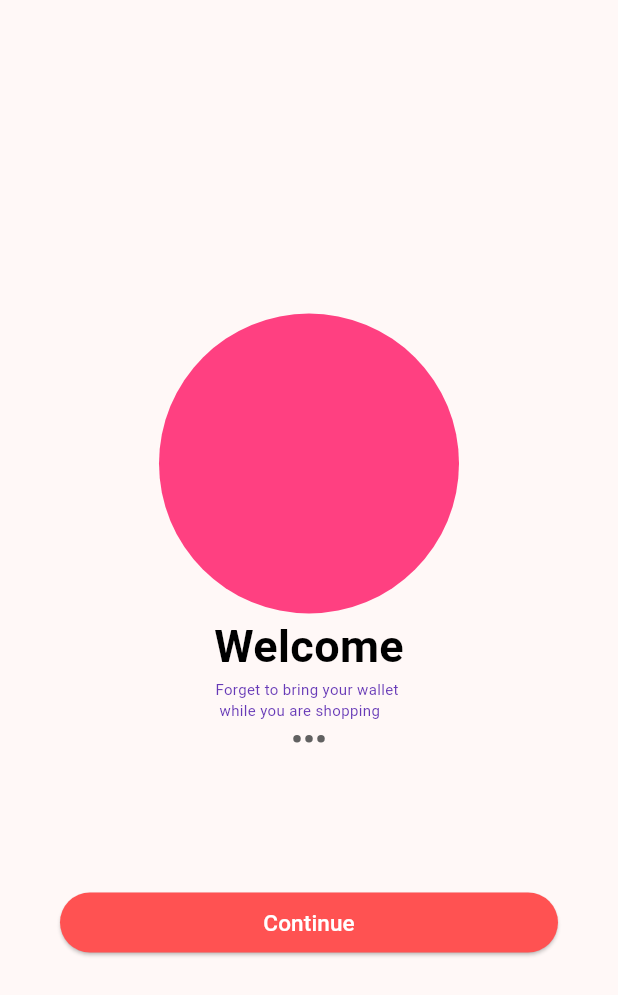
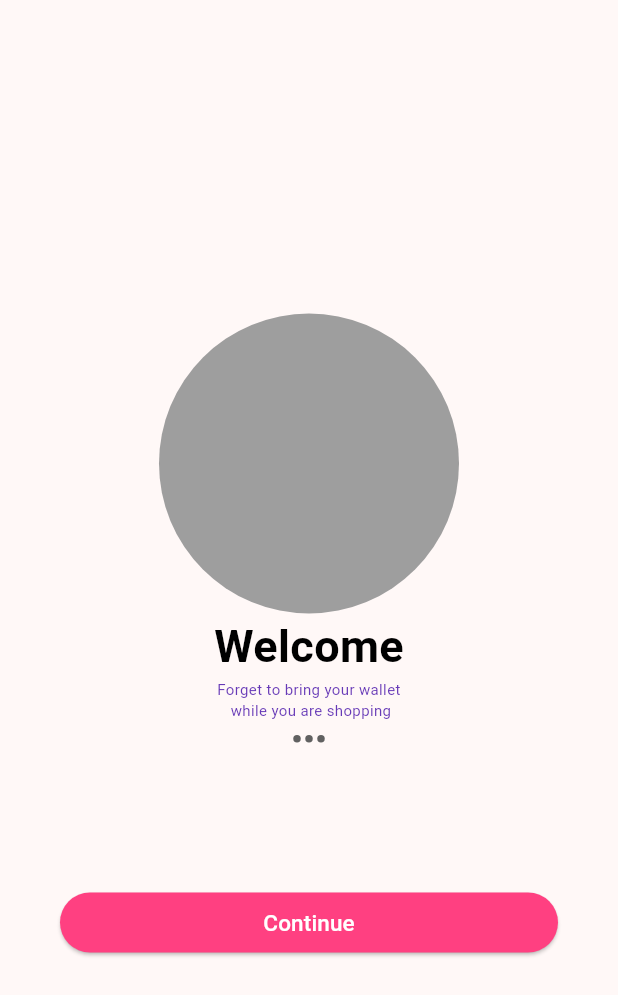
Before and after one commit to GUYwithPTSD/KB1179-1123150135-uts, a Flutter app: the screen it shows after launch, on a phone screen of 412 x 824 dp. Shown: the top 995 px of the screen. Run offline on Flutter 3.47's test engine with Material 3 defaults, Android fonts, the phone set to English and light mode, and no system bars.

Commit message:
membuat asset image

```diff
--- a/lib/screen/splashscreen1.dart
+++ b/lib/screen/splashscreen1.dart
@@ -16,7 +16,7 @@ class Splashscreen1 extends StatelessWidget {
               height: 200,
               decoration: BoxDecoration(
                 shape: BoxShape.circle,
-                color: Colors.pinkAccent,
+                color: Colors.grey,
               ),
             ),
             Text(
@@ -28,6 +28,7 @@ class Splashscreen1 extends StatelessWidget {
               ),
             ),
             Text(
+              textAlign: TextAlign.center,
               'Forget to bring your wallet \n while you are shopping',
               style: TextStyle(
                 fontSize: 10.0,
@@ -76,7 +77,7 @@ class Splashscreen1 extends StatelessWidget {
                 child: ElevatedButton(
                   onPressed: () {},
                   style: ElevatedButton.styleFrom(
-                    backgroundColor: Colors.redAccent,
+                    backgroundColor: Colors.pinkAccent,
                   ),
                   child: Text(
                     'Continue',
--- a/pubspec.yaml
+++ b/pubspec.yaml
@@ -2,7 +2,7 @@ name: uts_1123150135_ivan
 description: "A new Flutter project."
 # The following line prevents the package from being accidentally published to
 # pub.dev using `flutter pub publish`. This is preferred for private packages.
-publish_to: 'none' # Remove this line if you wish to publish to pub.dev
+publish_to: "none" # Remove this line if you wish to publish to pub.dev
 
 # The following defines the version and build number for your application.
 # A version number is three numbers separated by dots, like 1.2.43
@@ -51,12 +51,13 @@ dev_dependencies:
 
 # The following section is specific to Flutter packages.
 flutter:
-
   # The following line ensures that the Material Icons font is
   # included with your application, so that you can use the icons in
   # the material Icons class.
   uses-material-design: true
 
+  assets:
+    - assets/images/
   # To add assets to your application, add an assets section, like this:
   # assets:
   #   - images/a_dot_burr.jpeg
```
Also changed, not shown: assets/images/profile1.png (added).
